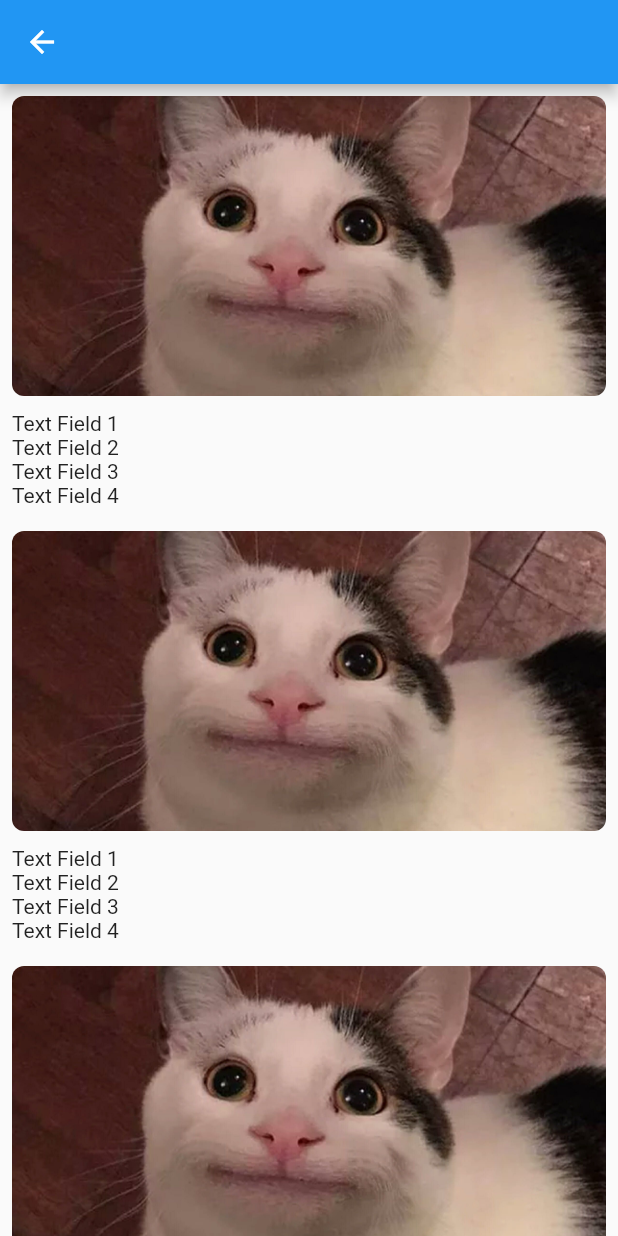
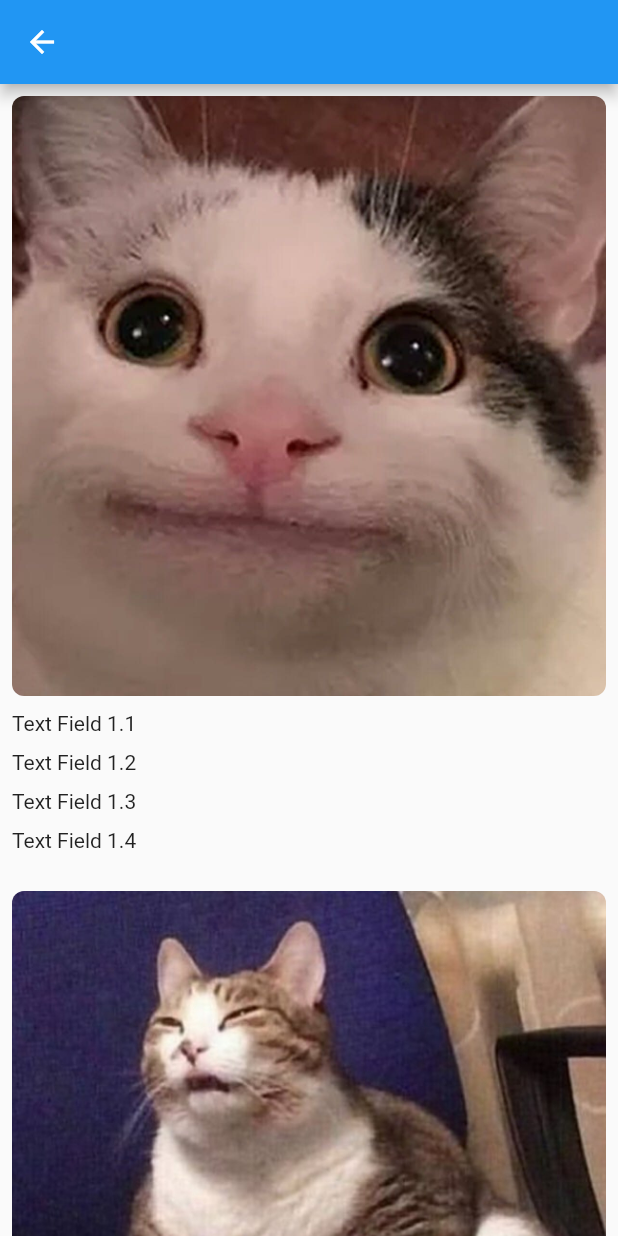
Before and after one commit to xide-projext/mid_project_6, a Flutter app: the ThirdPage screen opened directly with empty values, on a phone screen of 412 x 824 dp. Run offline on Flutter 3.47's test engine with Material 2 defaults, Android fonts, the phone set to English and light mode, and no system bars.

Commit message:
Adjustments to the 3rd page
Added 2 more images and adjusted the ui design

```diff
--- a/midterm/lib/main.dart
+++ b/midterm/lib/main.dart
@@ -194,10 +194,47 @@ class _SecondPageState extends State<SecondPage> {
   }
 }
 
+class ListItem {
+  final String imagePath;
+  final List<String> textFields;
+
+  ListItem({required this.imagePath, required this.textFields});
+}
+
 class ThirdPage extends StatelessWidget {
   final String buttonName;
 
   ThirdPage({required this.buttonName});
+
+  final List<ListItem> items = [
+    ListItem(
+      imagePath: 'assets/cat.jpg',
+      textFields: [
+        'Text Field 1.1',
+        'Text Field 1.2',
+        'Text Field 1.3',
+        'Text Field 1.4',
+      ],
+    ),
+    ListItem(
+      imagePath: 'assets/cat1.png',
+      textFields: [
+        'Text Field 2.1',
+        'Text Field 2.2',
+        'Text Field 2.3',
+        'Text Field 2.4',
+      ],
+    ),
+    ListItem(
+      imagePath: 'assets/meme.jpg',
+      textFields: [
+        'Text Field 3.1',
+        'Text Field 3.2',
+        'Text Field 3.3',
+        'Text Field 3.4',
+      ],
+    ),
+  ];
 
   @override
   Widget build(BuildContext context) {
@@ -210,8 +247,9 @@ class ThirdPage extends StatelessWidget {
         title: Text(buttonName),
       ),
       body: ListView.builder(
-        itemCount: 10,
+        itemCount: items.length,
         itemBuilder: (context, index) {
+          final item = items[index];
           return Padding(
             padding: const EdgeInsets.all(8.0),
             child: Column(
@@ -220,17 +258,17 @@ class ThirdPage extends StatelessWidget {
                 ClipRRect(
                   borderRadius: BorderRadius.circular(8.0),
                   child: Image.asset(
-                    'assets/cat.jpg', // Replace with your local image asset
+                    item.imagePath,
                     width: double.infinity,
-                    height: 200,
+                    height: 400,
                     fit: BoxFit.cover,
                   ),
                 ),
                 SizedBox(height: 10),
-                Text('Text Field 1'),
-                Text('Text Field 2'),
-                Text('Text Field 3'),
-                Text('Text Field 4'),
+                for (String textField in item.textFields) ...[
+                  Text(textField),
+                  SizedBox(height: 10),
+                ],
               ],
             ),
           );
--- a/midterm/pubspec.yaml
+++ b/midterm/pubspec.yaml
@@ -54,6 +54,8 @@ dev_dependencies:
 flutter:
   assets:
     - assets/cat.jpg
+    - assets/cat1.png
+    - assets/meme.jpg
   # The following line ensures that the Material Icons font is
   # included with your application, so that you can use the icons in
   # the material Icons class.
```
Also changed, not shown: midterm/assets/cat1.png (added), midterm/assets/meme.jpg (added), 1 other file.
